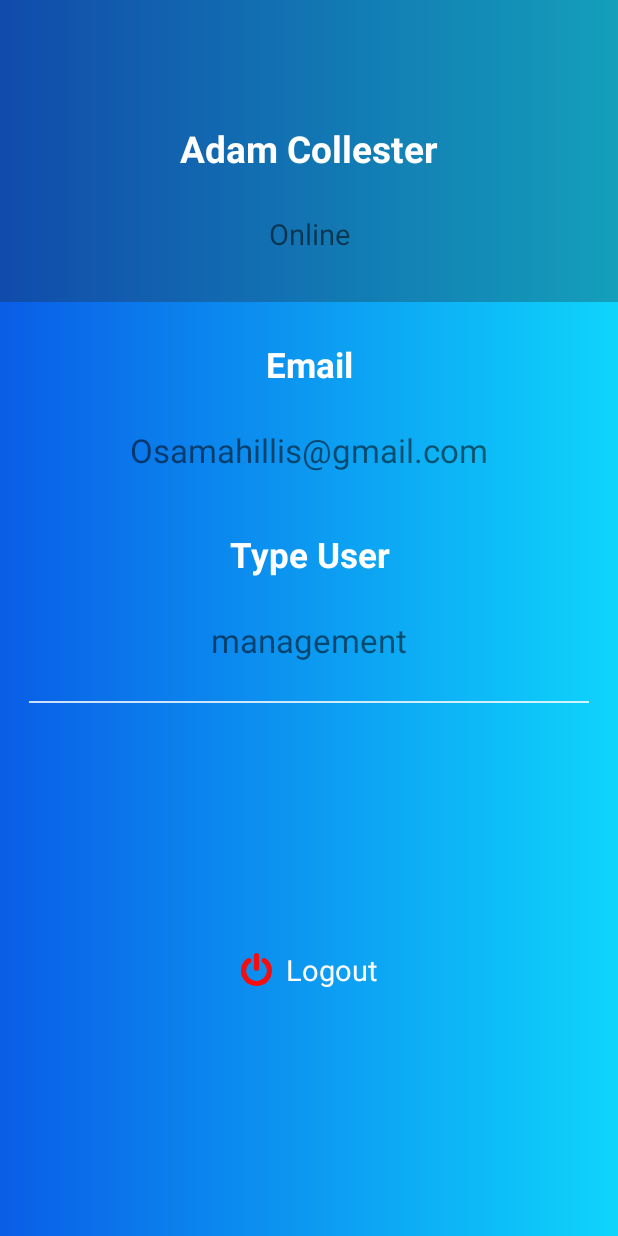
After one commit to oasamaheles/Ucas_application_final, an Android app: the Profile_Activity screen opened directly, with no data from a screen before it, on a phone screen of 412 x 824 dp. The commit adds this screen. Run offline under Robolectric (Android 15) with nearby library versions, the phone set to English and light mode, and no system bars; our stand-ins replace sdp/ssp sizes; Roboto replaces fonts that are not available here.

Commit message:
Add Profile_Activity and update Home_Fr

```diff
--- /dev/null
+++ b/app/src/main/java/com/example/ucasproject/Profile_Activity.java
@@ -0,0 +1,16 @@
+package com.example.ucasproject;
+
+import androidx.appcompat.app.AppCompatActivity;
+
+import android.os.Bundle;
+
+public class Profile_Activity extends AppCompatActivity {
+
+    @Override
+    protected void onCreate(Bundle savedInstanceState) {
+        super.onCreate(savedInstanceState);
+        setContentView(R.layout.activity_profile);
+
+
+    }
+}
--- a/app/src/main/java/com/example/ucasproject/ui/Home_Fr.java
+++ b/app/src/main/java/com/example/ucasproject/ui/Home_Fr.java
@@ -13,10 +13,11 @@ import android.view.ViewGroup;
 import com.example.ucasproject.Add_user_admin.AddNewAdminActivity;
 import com.example.ucasproject.Add_user_admin.AddNewUserActivity;
 import com.example.ucasproject.IssuingActivity;
+import com.example.ucasproject.Profile_Activity;
 import com.example.ucasproject.R;
 
 public class Home_Fr extends Fragment {
-    CardView cardAddAdmin , cardAddUser , cardAddBill;
+    CardView cardAddAdmin , cardAddUser , cardAddBill,cardProfile;
 
     public Home_Fr() {
     }
@@ -28,6 +29,15 @@ public class Home_Fr extends Fragment {
         cardAddAdmin = rootView. findViewById(R.id.cardAddAddmin);
         cardAddUser =  rootView.findViewById(R.id.cardAddCustomer);
         cardAddBill =  rootView.findViewById(R.id.cardAddBill);
+        cardProfile =  rootView.findViewById(R.id.cardProfile);
+
+        cardProfile.setOnClickListener(new View.OnClickListener() {
+            @Override
+            public void onClick(View view) {
+                Intent intent = new Intent(getActivity(), Profile_Activity.class);
+                startActivity(intent);
+            }
+        });
 
 
         cardAddUser.setOnClickListener(new View.OnClickListener() {
--- /dev/null
+++ b/app/src/main/res/drawable/off_icon.xml
@@ -0,0 +1,9 @@
+<vector xmlns:android="http://schemas.android.com/apk/res/android"
+    android:width="20.518dp"
+    android:height="22.228dp"
+    android:viewportWidth="20.518"
+    android:viewportHeight="22.228">
+  <path
+      android:pathData="M20.518,11.969a9.981,9.981 0,0 1,-0.815 3.981,10.136 10.136,0 0,1 -5.464,5.464 10.131,10.131 0,0 1,-7.962 0,10.136 10.136,0 0,1 -5.464,-5.464A9.981,9.981 0,0 1,0 11.969a10.161,10.161 0,0 1,4.1 -8.189,1.689 1.689,0 0,1 1.276,-0.334 1.579,1.579 0,0 1,1.115 0.668,1.625 1.625,0 0,1 0.327,1.262 1.663,1.663 0,0 1,-0.661 1.129,6.821 6.821,0 0,0 -2.024,2.418 6.811,6.811 0,0 0,-0.174 5.7,6.773 6.773,0 0,0 3.647,3.647 6.769,6.769 0,0 0,5.3 0,6.773 6.773,0 0,0 3.647,-3.647 6.811,6.811 0,0 0,-0.174 -5.7,6.82 6.82,0 0,0 -2.024,-2.418 1.663,1.663 0,0 1,-0.661 -1.129,1.626 1.626,0 0,1 0.327,-1.262 1.583,1.583 0,0 1,1.122 -0.668,1.658 1.658,0 0,1 1.269,0.334 10.161,10.161 0,0 1,4.1 8.189ZM11.969,1.71v8.549a1.71,1.71 0,0 1,-3.42 0L8.549,1.71a1.643,1.643 0,0 1,0.508 -1.2,1.678 1.678,0 0,1 2.4,0A1.643,1.643 0,0 1,11.969 1.71Z"
+      android:fillColor="#f60d0d"/>
+</vector>
--- /dev/null
+++ b/app/src/main/res/drawable/profile_cv1.xml
@@ -0,0 +1,4 @@
+<?xml version="1.0" encoding="utf-8"?>
+<shape android:shape="rectangle" xmlns:android="http://schemas.android.com/apk/res/android">
+    <gradient android:startColor="#0A5DE6" android:endColor="#0ED5FC"/>
+</shape>
--- a/app/src/main/res/layout/activity_add_new_admin.xml
+++ b/app/src/main/res/layout/activity_add_new_admin.xml
@@ -93,7 +93,7 @@
                 android:layout_width="match_parent"
                 android:layout_height="wrap_content"
                 android:layout_marginTop="20dp"
-                android:drawableStart="@drawable/ic_person"
+                android:drawableStart="@drawable/ic_call"
                 android:drawablePadding="@dimen/_7sdp"
                 android:ems="10"
                 android:hint="@string/act_add_customer_phone"
@@ -121,7 +121,7 @@
                 android:layout_width="match_parent"
                 android:layout_height="wrap_content"
                 android:layout_marginTop="20dp"
-                android:drawableStart="@drawable/ic_person"
+                android:drawableStart="@drawable/location"
                 android:drawablePadding="@dimen/_7sdp"
                 android:ems="10"
                 android:hint="@string/act_add_customer_address"
--- /dev/null
+++ b/app/src/main/res/layout/activity_profile.xml
@@ -0,0 +1,155 @@
+<?xml version="1.0" encoding="utf-8"?>
+<androidx.constraintlayout.widget.ConstraintLayout xmlns:android="http://schemas.android.com/apk/res/android"
+    xmlns:app="http://schemas.android.com/apk/res-auto"
+    xmlns:tools="http://schemas.android.com/tools"
+    android:layout_width="match_parent"
+    android:layout_height="match_parent"
+    android:background="@drawable/profile_cv1"
+    tools:context=".Profile_Activity">
+
+    <androidx.constraintlayout.widget.ConstraintLayout
+        android:id="@+id/constraintLayout"
+        android:layout_width="match_parent"
+        android:layout_height="0dp"
+        android:background="#4D222222"
+        app:layout_constraintEnd_toEndOf="parent"
+        app:layout_constraintStart_toStartOf="parent"
+        app:layout_constraintTop_toTopOf="parent">
+
+        <androidx.constraintlayout.utils.widget.ImageFilterView
+            android:id="@+id/imageView11"
+            android:layout_width="wrap_content"
+            android:layout_height="wrap_content"
+            android:layout_marginTop="36dp"
+            app:layout_constraintEnd_toEndOf="parent"
+            app:layout_constraintHorizontal_bias="0.498"
+            app:layout_constraintStart_toStartOf="parent"
+            app:layout_constraintTop_toTopOf="parent"
+            tools:srcCompat="@tools:sample/avatars" />
+
+        <TextView
+            android:id="@+id/textView18"
+            android:layout_width="0dp"
+            android:layout_height="wrap_content"
+            android:layout_marginTop="@dimen/_30sdp"
+            android:text="Adam Collester"
+            android:padding="@dimen/_5sdp"
+            android:textColor="#fff"
+            android:textSize="@dimen/_19sdp"
+            android:gravity="center"
+            android:textStyle="bold"
+            app:layout_constraintEnd_toEndOf="parent"
+            app:layout_constraintStart_toStartOf="parent"
+            app:layout_constraintTop_toBottomOf="@+id/imageView11" />
+
+
+        <TextView
+            android:id="@+id/textView19"
+            android:layout_width="0dp"
+            android:layout_height="wrap_content"
+            android:layout_marginTop="@dimen/_10sdp"
+            android:layout_marginBottom="@dimen/_20sdp"
+            android:gravity="center"
+            android:text="Online"
+            android:padding="@dimen/_5sdp"
+            android:textSize="@dimen/_15sdp"
+            app:layout_constraintBottom_toBottomOf="parent"
+            app:layout_constraintEnd_toEndOf="@+id/textView18"
+            app:layout_constraintStart_toStartOf="@+id/textView18"
+            app:layout_constraintTop_toBottomOf="@+id/textView18" />
+    </androidx.constraintlayout.widget.ConstraintLayout>
+
+    <TextView
+        android:id="@+id/textView21"
+        android:layout_width="0dp"
+        android:layout_height="wrap_content"
+        android:text="Email"
+        android:gravity="center"
+        android:textColor="#fff"
+        android:textSize="@dimen/_18sdp"
+        android:textStyle="bold"
+        android:padding="@dimen/_5sdp"
+        android:layout_marginTop="@dimen/_15sdp"
+        app:layout_constraintEnd_toEndOf="parent"
+        app:layout_constraintStart_toStartOf="parent"
+        app:layout_constraintTop_toBottomOf="@+id/constraintLayout" />
+
+    <TextView
+        android:id="@+id/textView22"
+        android:layout_width="0dp"
+        android:layout_height="wrap_content"
+        android:layout_marginTop="@dimen/_10sdp"
+        android:gravity="center"
+        android:text="Osamahillis@gmail.com"
+        android:textSize="@dimen/_17ssp"
+        android:padding="@dimen/_5sdp"
+        app:layout_constraintEnd_toEndOf="parent"
+        app:layout_constraintStart_toStartOf="parent"
+        app:layout_constraintTop_toBottomOf="@+id/textView21" />
+
+    <TextView
+        android:id="@+id/textView23"
+        android:layout_width="0dp"
+        android:layout_height="wrap_content"
+        android:text="Type User"
+        android:gravity="center"
+        android:textColor="#fff"
+        android:textSize="@dimen/_18sdp"
+        android:padding="@dimen/_5sdp"
+        android:textStyle="bold"
+        android:layout_marginTop="@dimen/_20sdp"
+        app:layout_constraintEnd_toEndOf="parent"
+        app:layout_constraintStart_toStartOf="parent"
+        app:layout_constraintTop_toBottomOf="@+id/textView22" />
+
+    <TextView
+        android:id="@+id/textView24"
+        android:layout_width="0dp"
+        android:layout_height="wrap_content"
+        android:gravity="center"
+        android:text="management"
+        android:padding="@dimen/_5sdp"
+        android:layout_marginTop="@dimen/_10sdp"
+        android:textSize="@dimen/_17ssp"
+        android:layout_marginBottom="@dimen/_20sdp"
+        app:layout_constraintEnd_toEndOf="parent"
+        app:layout_constraintStart_toStartOf="parent"
+        app:layout_constraintTop_toBottomOf="@+id/textView23" />
+
+    <View
+        android:id="@+id/view"
+        android:layout_width="0dp"
+        android:layout_height="@dimen/_1sdp"
+        android:layout_margin="@dimen/_15sdp"
+        android:layout_marginTop="32dp"
+        android:background="#CCFFFFFF"
+        app:layout_constraintEnd_toEndOf="parent"
+        app:layout_constraintHorizontal_bias="0.421"
+        app:layout_constraintStart_toStartOf="parent"
+        app:layout_constraintTop_toBottomOf="@+id/textView24" />
+
+    <androidx.constraintlayout.widget.ConstraintLayout
+        android:layout_width="match_parent"
+        android:layout_height="0dp"
+        app:layout_constraintBottom_toBottomOf="parent"
+        app:layout_constraintEnd_toEndOf="parent"
+        app:layout_constraintStart_toStartOf="parent"
+        app:layout_constraintTop_toBottomOf="@+id/view">
+
+        <TextView
+            android:id="@+id/textView25"
+            android:layout_width="wrap_content"
+            android:layout_height="wrap_content"
+            android:text="Logout"
+            android:textColor="#fff"
+            android:drawablePadding="@dimen/_7sdp"
+            android:textSize="@dimen/_15sdp"
+            android:drawableStart="@drawable/off_icon"
+            app:layout_constraintBottom_toBottomOf="parent"
+            app:layout_constraintEnd_toEndOf="parent"
+            app:layout_constraintStart_toStartOf="parent"
+            app:layout_constraintTop_toTopOf="parent" />
+    </androidx.constraintlayout.widget.ConstraintLayout>
+
+
+</androidx.constraintlayout.widget.ConstraintLayout>
--- a/app/src/main/res/layout/fragment_home_.xml
+++ b/app/src/main/res/layout/fragment_home_.xml
@@ -201,7 +201,7 @@
     </androidx.cardview.widget.CardView>
 
     <androidx.cardview.widget.CardView
-        android:id="@+id/cardAddBill_2"
+        android:id="@+id/cardProfile"
         android:layout_width="@dimen/_120sdp"
         android:layout_height="@dimen/_120sdp"
         android:layout_margin="@dimen/_20sdp"
@@ -220,9 +220,9 @@
                 android:id="@+id/imageView7"
                 android:layout_width="wrap_content"
                 android:layout_height="wrap_content"
-                android:layout_margin="@dimen/_20sdp"
+                android:layout_margin="@dimen/_17sdp"
                 android:scaleType="center"
-                android:src="@drawable/mask_group22"
+                android:src="@drawable/card_data"
                 app:layout_constraintEnd_toEndOf="parent"
                 app:layout_constraintStart_toStartOf="parent"
                 app:layout_constraintTop_toTopOf="parent" />
@@ -230,7 +230,7 @@
             <TextView
                 android:layout_width="wrap_content"
                 android:layout_height="wrap_content"
-                android:text="Payments"
+                android:text="Profile"
                 android:textColor="@color/black"
                 android:textSize="@dimen/_15ssp"
                 android:textStyle="bold"
@@ -274,9 +274,9 @@
             <TextView
                 android:layout_width="wrap_content"
                 android:layout_height="wrap_content"
-                android:text="Payments"
+                android:text="Technical support"
                 android:textColor="@color/black"
-                android:textSize="@dimen/_15ssp"
+                android:textSize="@dimen/_14ssp"
                 android:textStyle="bold"
                 android:layout_margin="@dimen/_20sdp"
                 android:layout_gravity="bottom"
```
Also changed, not shown: app/src/main/AndroidManifest.xml (+11 -8 lines), app/src/main/res/drawable/card_data.png (added).
